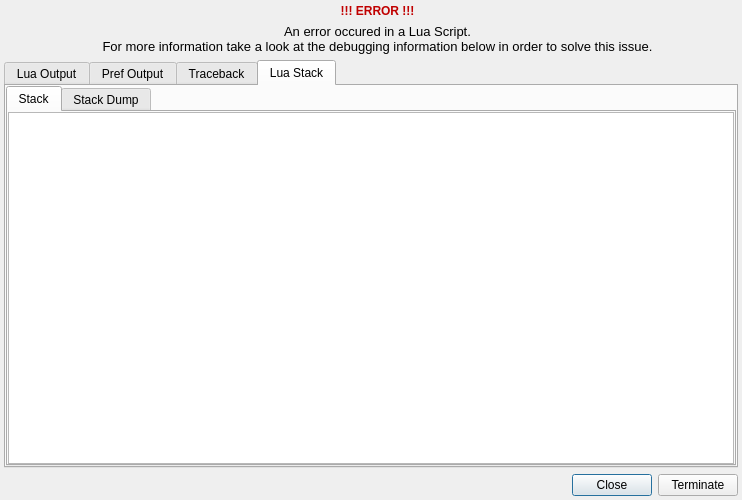
Above: debugdialog/debugdialog.ui from PREF/PREF before the change. Below: the same form after it.
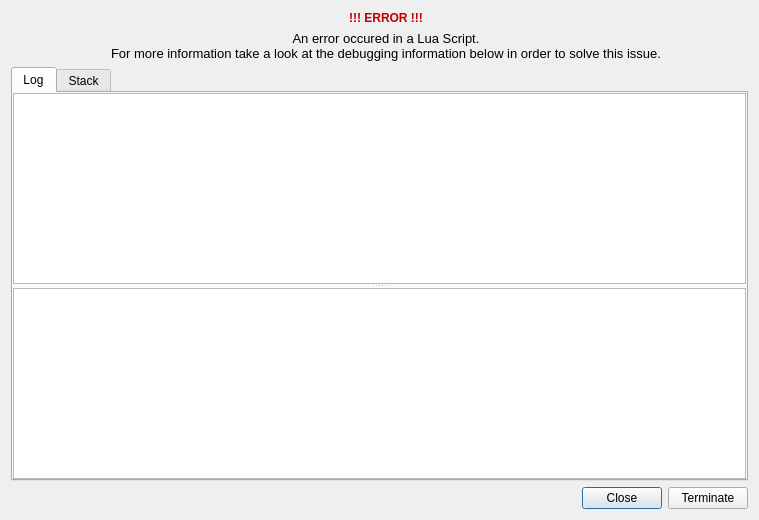
That is the form after the change. The open tabs and pages were chosen to show the change. Icons and pictures are not drawn.

Commit message: DebugDialog: Cleaned UI and Implementation

What changed in the file:
```diff
--- a/debugdialog/debugdialog.ui
+++ b/debugdialog/debugdialog.ui
@@ -9,8 +9,8 @@
    <rect>
     <x>0</x>
     <y>0</y>
-    <width>742</width>
-    <height>500</height>
+    <width>759</width>
+    <height>520</height>
    </rect>
   </property>
   <property name="windowTitle">
@@ -20,9 +20,6 @@
    <bool>true</bool>
   </property>
   <layout class="QVBoxLayout" name="verticalLayout_4" stretch="0,1,0">
-   <property name="margin">
-    <number>4</number>
-   </property>
    <item>
     <layout class="QHBoxLayout" name="horizontalLayout" stretch="0,1">
      <item>
@@ -65,72 +62,41 @@
      </property>
      <widget class="QWidget" name="tLuaOutput">
       <attribute name="title">
-       <string>Lua Output</string>
-      </attribute>
-      <layout class="QVBoxLayout" name="verticalLayout_6">
-       <property name="margin">
-        <number>0</number>
-       </property>
-       <item>
-        <widget class="QTextEdit" name="teLuaOutput">
-         <property name="font">
-          <font>
-           <family>Monospace</family>
-           <pointsize>8</pointsize>
-          </font>
-         </property>
-         <property name="undoRedoEnabled">
-          <bool>false</bool>
-         </property>
-         <property name="readOnly">
-          <bool>true</bool>
-         </property>
-        </widget>
-       </item>
-      </layout>
-     </widget>
-     <widget class="QWidget" name="tPrefOutput">
-      <attribute name="title">
-       <string>Pref Output</string>
+       <string>Log</string>
       </attribute>
       <layout class="QVBoxLayout" name="verticalLayout_2">
        <property name="margin">
         <number>0</number>
        </property>
        <item>
-        <widget class="QTextEdit" name="tePrefOutput">
-         <property name="font">
-          <font>
-           <family>Monospace</family>
-           <pointsize>8</pointsize>
-          </font>
+        <widget class="QSplitter" name="splitter">
+         <property name="orientation">
+          <enum>Qt::Vertical</enum>
          </property>
-         <property name="undoRedoEnabled">
-          <bool>false</bool>
-         </property>
-         <property name="readOnly">
-          <bool>true</bool>
-         </property>
+         <widget class="QPlainTextEdit" name="teOutput">
+          <property name="readOnly">
+           <bool>true</bool>
+          </property>
+         </widget>
+         <widget class="QPlainTextEdit" name="teTraceback">
+          <property name="readOnly">
+           <bool>true</bool>
+          </property>
+         </widget>
         </widget>
        </item>
       </layout>
      </widget>
      <widget class="QWidget" name="tTraceback">
       <attribute name="title">
-       <string>Traceback</string>
+       <string>Stack</string>
       </attribute>
       <layout class="QVBoxLayout" name="verticalLayout">
        <property name="margin">
         <number>0</number>
        </property>
        <item>
-        <widget class="QTextEdit" name="teTraceback">
-         <property name="font">
-          <font>
-           <family>Monospace</family>
-           <pointsize>8</pointsize>
-          </font>
-         </property>
+        <widget class="QPlainTextEdit" name="teStackdump">
          <property name="readOnly">
           <bool>true</bool>
          </property>
@@ -138,78 +104,6 @@
        </item>
       </layout>
      </widget>
-     <widget class="QWidget" name="tLuaStack">
-      <attribute name="title">
-       <string>Lua Stack</string>
-      </attribute>
-      <layout class="QVBoxLayout" name="verticalLayout_5">
-       <property name="margin">
-        <number>0</number>
-       </property>
-       <item>
-        <widget class="QTabWidget" name="tStack">
-         <property name="currentIndex">
-          <number>0</number>
-         </property>
-         <widget class="QWidget" name="tab">
-          <attribute name="title">
-           <string>Stack</string>
-          </attribute>
-          <layout class="QVBoxLayout" name="verticalLayout_7">
-           <property name="margin">
-            <number>0</number>
-           </property>
-           <item>
-            <widget class="QTreeView" name="tvStackView">
-             <property name="font">
-              <font>
-               <family>Monospace</family>
-               <pointsize>8</pointsize>
-              </font>
-             </property>
-             <property name="rootIsDecorated">
-              <bool>false</bool>
-             </property>
-             <property name="uniformRowHeights">
-              <bool>true</bool>
-             </property>
-             <property name="itemsExpandable">
-              <bool>false</bool>
-             </property>
-             <property name="expandsOnDoubleClick">
-              <bool>false</bool>
-             </property>
-            </widget>
-           </item>
-          </layout>
-         </widget>
-         <widget class="QWidget" name="tStackDump">
-          <attribute name="title">
-           <string>Stack Dump</string>
-          </attribute>
-          <layout class="QVBoxLayout" name="verticalLayout_8">
-           <property name="margin">
-            <number>0</number>
-           </property>
-           <item>
-            <widget class="QTextEdit" name="teStackDump">
-             <property name="font">
-              <font>
-               <family>Monospace</family>
-               <pointsize>8</pointsize>
-              </font>
-             </property>
-             <property name="readOnly">
-              <bool>true</bool>
-             </property>
-            </widget>
-           </item>
-          </layout>
-         </widget>
-        </widget>
-       </item>
-      </layout>
-     </widget>
     </widget>
    </item>
    <item>
```
Left out of the diff: 26 changed lines with no effect on the pictures. The commit also changes 7 other files.
